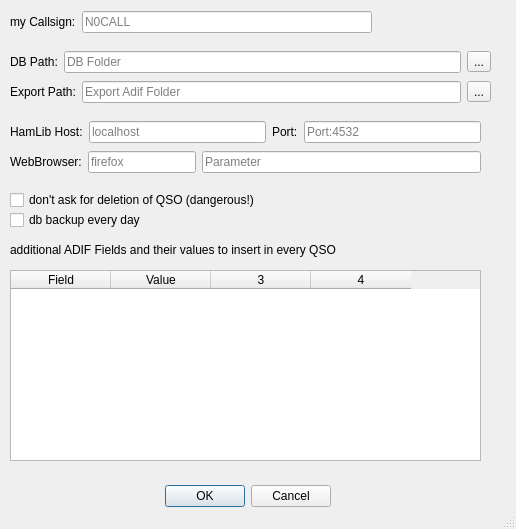
Qt form settings.ui (radiomatz/QLogBook) before a commit.
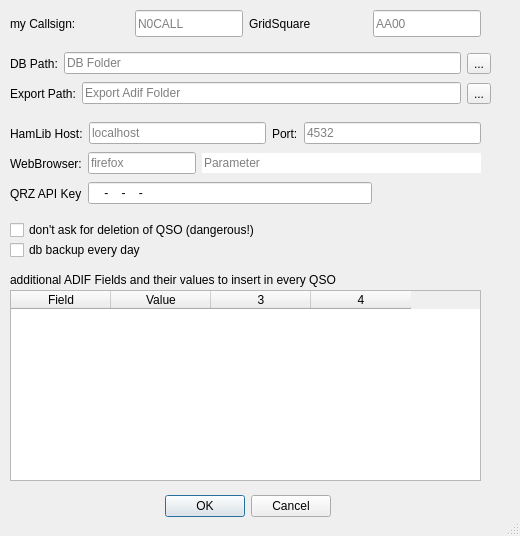
The same form after that commit.

Patch:
```diff
--- a/settings.ui
+++ b/settings.ui
@@ -6,8 +6,8 @@
    <rect>
     <x>0</x>
     <y>0</y>
-    <width>516</width>
-    <height>529</height>
+    <width>520</width>
+    <height>536</height>
    </rect>
   </property>
   <property name="acceptDrops">
@@ -29,7 +29,7 @@
    <property name="geometry">
     <rect>
      <x>150</x>
-     <y>480</y>
+     <y>490</y>
      <width>181</width>
      <height>32</height>
     </rect>
@@ -50,7 +50,7 @@
      <x>10</x>
      <y>120</y>
      <width>471</width>
-     <height>24</height>
+     <height>27</height>
     </rect>
    </property>
    <layout class="QHBoxLayout" name="horizontalLayout">
@@ -77,8 +77,17 @@
     </item>
     <item>
      <widget class="QLineEdit" name="port">
+      <property name="inputMask">
+       <string notr="true"/>
+      </property>
+      <property name="text">
+       <string notr="true"/>
+      </property>
+      <property name="maxLength">
+       <number>5</number>
+      </property>
       <property name="placeholderText">
-       <string>Port:4532</string>
+       <string>4532</string>
       </property>
      </widget>
     </item>
@@ -89,11 +98,11 @@
     <rect>
      <x>10</x>
      <y>10</y>
-     <width>362</width>
-     <height>24</height>
+     <width>471</width>
+     <height>27</height>
     </rect>
    </property>
-   <layout class="QHBoxLayout" name="horizontalLayout_2" stretch="0,0">
+   <layout class="QHBoxLayout" name="horizontalLayout_2" stretch="0,0,0,0">
     <item>
      <widget class="QLabel" name="lmycall">
       <property name="toolTip">
@@ -106,8 +115,49 @@
     </item>
     <item>
      <widget class="QLineEdit" name="emycall">
+      <property name="sizePolicy">
+       <sizepolicy hsizetype="Fixed" vsizetype="Expanding">
+        <horstretch>0</horstretch>
+        <verstretch>0</verstretch>
+       </sizepolicy>
+      </property>
+      <property name="inputMask">
+       <string notr="true"/>
+      </property>
+      <property name="maxLength">
+       <number>13</number>
+      </property>
       <property name="placeholderText">
-       <string>N0CALL</string>
+       <string notr="true">N0CALL</string>
+      </property>
+     </widget>
+    </item>
+    <item>
+     <widget class="QLabel" name="lgrid">
+      <property name="toolTip">
+       <string notr="true"/>
+      </property>
+      <property name="text">
+       <string notr="true">GridSquare</string>
+      </property>
+     </widget>
+    </item>
+    <item>
+     <widget class="QLineEdit" name="grid">
+      <property name="sizePolicy">
+       <sizepolicy hsizetype="Fixed" vsizetype="Expanding">
+        <horstretch>0</horstretch>
+        <verstretch>0</verstretch>
+       </sizepolicy>
+      </property>
+      <property name="inputMask">
+       <string notr="true"/>
+      </property>
+      <property name="maxLength">
+       <number>13</number>
+      </property>
+      <property name="placeholderText">
+       <string notr="true">AA00</string>
       </property>
      </widget>
     </item>
@@ -119,7 +169,7 @@
      <x>10</x>
      <y>50</y>
      <width>481</width>
-     <height>24</height>
+     <height>27</height>
     </rect>
    </property>
    <layout class="QHBoxLayout" name="horizontalLayout_3" stretch="0,0,0">
@@ -167,7 +217,7 @@
      <x>10</x>
      <y>150</y>
      <width>471</width>
-     <height>24</height>
+     <height>27</height>
     </rect>
    </property>
    <layout class="QHBoxLayout" name="horizontalLayout_4" stretch="0,0,2">
@@ -193,6 +243,15 @@
     </item>
     <item>
      <widget class="QLineEdit" name="browserargs">
+      <property name="text">
+       <string notr="true"/>
+      </property>
+      <property name="maxLength">
+       <number>80</number>
+      </property>
+      <property name="frame">
+       <bool>false</bool>
+      </property>
       <property name="placeholderText">
        <string>Parameter</string>
       </property>
@@ -204,7 +263,7 @@
    <property name="geometry">
     <rect>
      <x>10</x>
-     <y>240</y>
+     <y>270</y>
      <width>471</width>
      <height>20</height>
     </rect>
@@ -217,7 +276,7 @@
    <property name="geometry">
     <rect>
      <x>10</x>
-     <y>270</y>
+     <y>290</y>
      <width>471</width>
      <height>191</height>
     </rect>
@@ -248,7 +307,7 @@
    <property name="geometry">
     <rect>
      <x>10</x>
-     <y>190</y>
+     <y>220</y>
      <width>451</width>
      <height>20</height>
     </rect>
@@ -263,7 +322,7 @@
      <x>10</x>
      <y>80</y>
      <width>481</width>
-     <height>24</height>
+     <height>27</height>
     </rect>
    </property>
    <layout class="QHBoxLayout" name="horizontalLayout_5" stretch="0,0,0">
@@ -306,7 +365,7 @@
    <property name="geometry">
     <rect>
      <x>10</x>
-     <y>210</y>
+     <y>240</y>
      <width>231</width>
      <height>20</height>
     </rect>
@@ -315,6 +374,44 @@
     <string notr="true">db backup every day</string>
    </property>
   </widget>
+  <widget class="QWidget" name="layoutWidget_3">
+   <property name="geometry">
+    <rect>
+     <x>10</x>
+     <y>180</y>
+     <width>362</width>
+     <height>27</height>
+    </rect>
+   </property>
+   <layout class="QHBoxLayout" name="horizontalLayout_6" stretch="0,0">
+    <item>
+     <widget class="QLabel" name="lqrzkey">
+      <property name="toolTip">
+       <string notr="true"/>
+      </property>
+      <property name="text">
+       <string notr="true">QRZ API Key</string>
+      </property>
+     </widget>
+    </item>
+    <item>
+     <widget class="QLineEdit" name="qrzkey">
+      <property name="inputMask">
+       <string notr="true">NNNN-NNNN-NNNN-NNNN</string>
+      </property>
+      <property name="text">
+       <string notr="true">---</string>
+      </property>
+      <property name="maxLength">
+       <number>19</number>
+      </property>
+      <property name="placeholderText">
+       <string notr="true">XXXX-XXXX-XXXX-XXXX</string>
+      </property>
+     </widget>
+    </item>
+   </layout>
+  </widget>
  </widget>
  <resources/>
  <connections>
```
Left out of the diff: 2 changed lines with no effect on the pictures.
